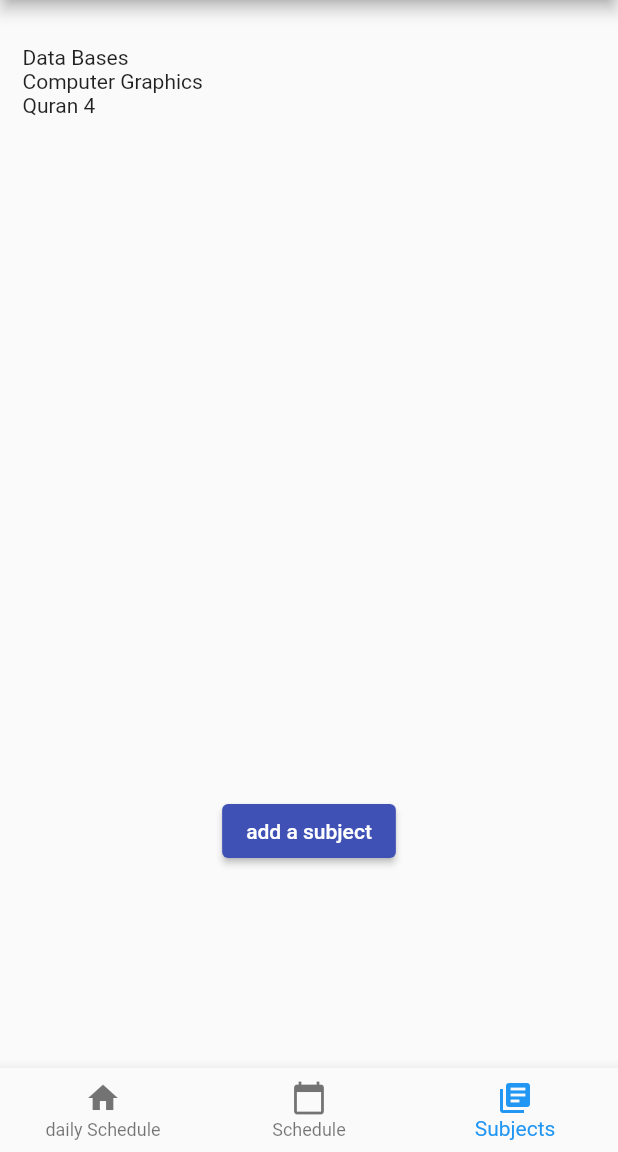
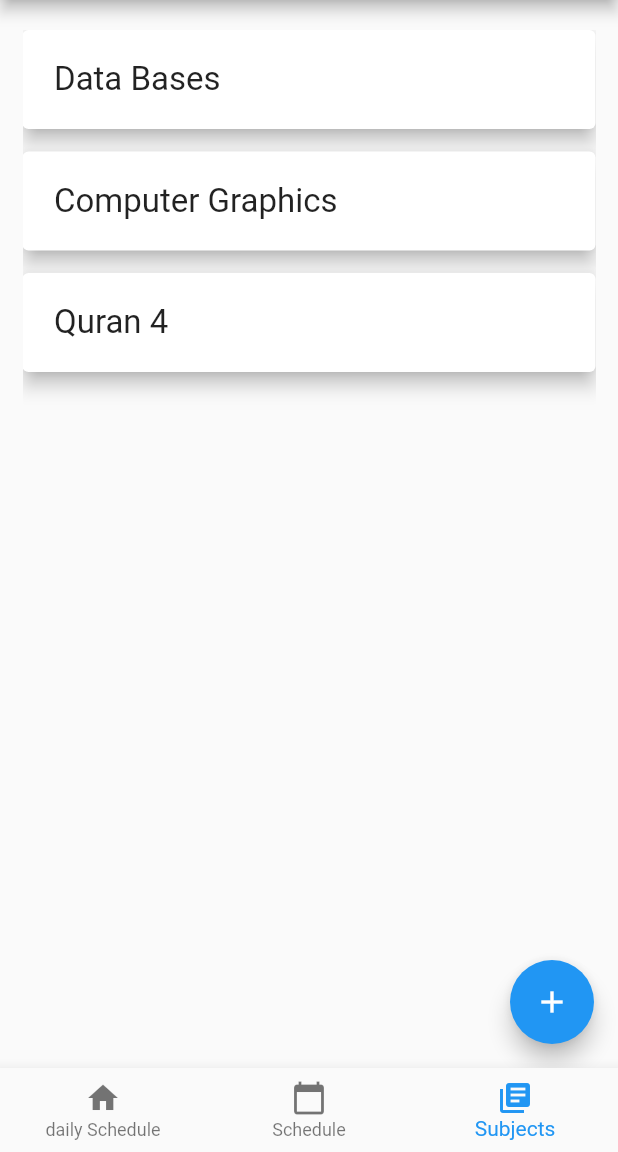
Before and after one commit to saleem-15/University-V1.0, a Flutter app: the screen it shows after launch, item 3 of the bottom bar chosen, on a phone screen of 412 x 824 dp, the part 84-1236 px from its top. Run offline on Flutter 3.47's test engine with Material 2 defaults, Android fonts, the phone set to English and light mode, and no system bars.

Commit message:
add new subject functionality +UI improvments (subjects screen)

```diff
--- a/lib/components/drawer.dart
+++ b/lib/components/drawer.dart
@@ -1,6 +1,6 @@
 import 'package:flutter/material.dart';
 
-class drawer extends StatelessWidget {
+class Drawer extends StatelessWidget {
   @override
   Widget build(BuildContext context) {
     return Container(
--- a/lib/main.dart
+++ b/lib/main.dart
@@ -41,11 +41,6 @@ class _HomePageState extends State<HomePage> {
   ];
 
   @override
-  void initState() {
-    super.initState();
-  }
-
-  @override
   Widget build(BuildContext context) {
     return Scaffold(
       appBar: AppBar(title: Text('University')),
--- a/lib/screens/subjects_screen.dart
+++ b/lib/screens/subjects_screen.dart
@@ -14,28 +14,32 @@ class _SubjectsScreenState extends State<SubjectsScreen> {
   var newSubjectName = TextEditingController();
   @override
   Widget build(BuildContext context) {
-    return Padding(
-      padding: const EdgeInsets.symmetric(horizontal: 15, vertical: 30),
+    return Scaffold(
+      floatingActionButton: FloatingActionButton(
+        onPressed: () => modalBottomSheet(context),
+        child: const Icon(Icons.add),
+      ),
+      body: Padding(
+        padding: const EdgeInsets.only(left: 15, right: 15, top: 20),
         child: SingleChildScrollView(
           child: Column(
             crossAxisAlignment: CrossAxisAlignment.center,
             children: [
               SizedBox(
-              height: 500,
+                height: MediaQuery.of(context).size.height -
+                    MediaQuery.of(context).padding.vertical -
+                    112,
+                //the size of the scrolling column is all the screen height - vertical padding (height taken by system UI)
+                //- 112 (56*2) appBar height + bottomNavigationBar height
+
                 child: ListView(
-                children:
-                    SubjectsScreen.subjectsList.map((e) => Text(e)).toList(),
-              ),
-            ),
-            ElevatedButton(
-              onPressed: () => modalBottomSheet(context),
-              child: const Text('add a subject'),
-              style: ButtonStyle(
-                backgroundColor:
-                    MaterialStateProperty.all(widget.theme.primaryColor),
+                  children: SubjectsScreen.subjectsList
+                      .map((e) => showSubjectCardToScreen(e))
+                      .toList(),
                 ),
               ),
             ],
+          ),
         ),
       ),
     );
@@ -88,4 +92,19 @@ class _SubjectsScreenState extends State<SubjectsScreen> {
           );
         });
   }
+
+  Widget showSubjectCardToScreen(e) {
+    return Card(
+      margin: const EdgeInsets.only(bottom: 15),
+      elevation: 5,
+      child: Padding(
+        padding: const EdgeInsets.all(5),
+        child: ListTile(
+            title: Text(
+          e,
+          style: const TextStyle(fontSize: 22),
+        )),
+      ),
+    );
   }
+}
```
Also changed, not shown: lib/screens/schedule_screen.dart (+125 -33 lines). Lines whose indentation alone changed are shown as unchanged.
